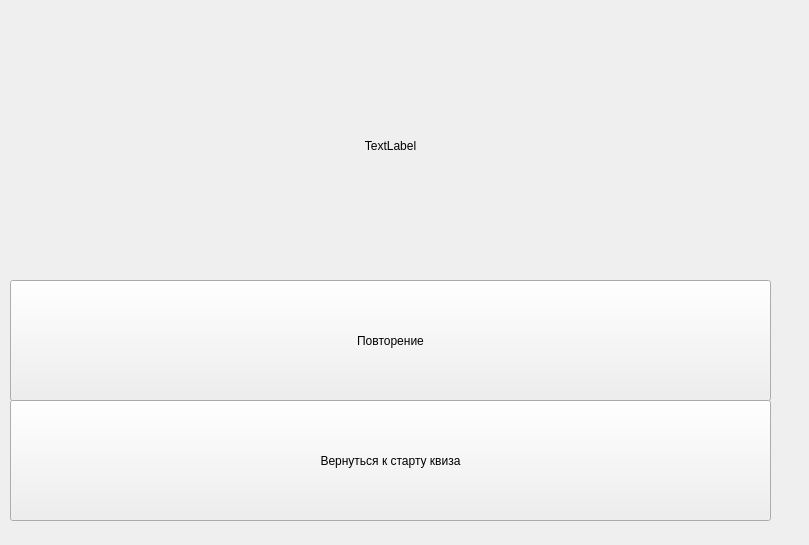
Old version of the form resultquizwidget.ui in the repository sinfillo/SpeakSavvy.
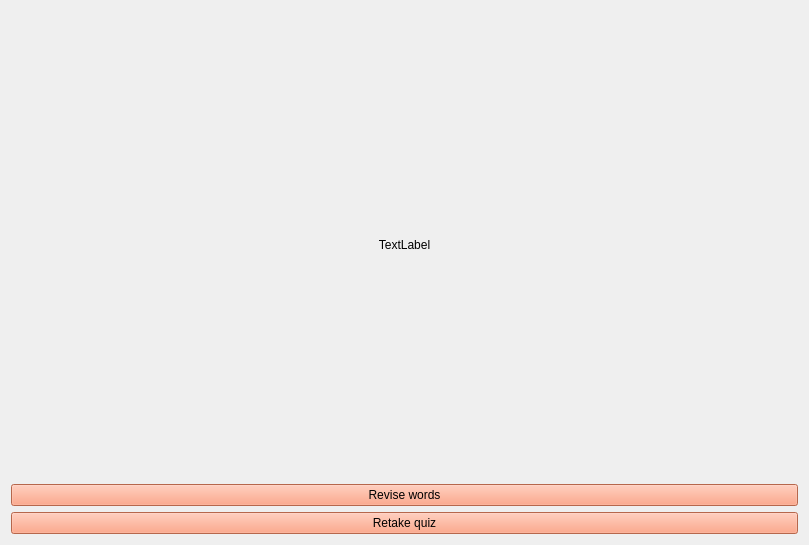
New version of the form.

Commit message: words fom db + revision widget + some changes in ui

```diff
--- a/resultquizwidget.ui
+++ b/resultquizwidget.ui
@@ -13,28 +13,9 @@
   <property name="windowTitle">
    <string>Form</string>
   </property>
-  <widget class="QPushButton" name="backToStartButton">
-   <property name="geometry">
-    <rect>
-     <x>10</x>
-     <y>400</y>
-     <width>761</width>
-     <height>121</height>
-    </rect>
-   </property>
-   <property name="text">
-    <string>Вернуться к старту квиза</string>
-   </property>
-  </widget>
+  <layout class="QVBoxLayout" name="verticalLayout">
+   <item>
   <widget class="QLabel" name="resultTextLabel">
-   <property name="geometry">
-    <rect>
-     <x>20</x>
-     <y>20</y>
-     <width>741</width>
-     <height>251</height>
-    </rect>
-   </property>
    <property name="styleSheet">
     <string notr="true">font: 36pt &quot;Academy Engraved LET&quot;;</string>
    </property>
@@ -45,19 +26,30 @@
     <set>Qt::AlignCenter</set>
    </property>
   </widget>
+   </item>
+   <item>
   <widget class="QPushButton" name="repeatButton">
-   <property name="geometry">
-    <rect>
-     <x>10</x>
-     <y>280</y>
-     <width>761</width>
-     <height>121</height>
-    </rect>
+     <property name="styleSheet">
+      <string notr="true">background-color: rgb(255, 144, 106);
+font: 20pt &quot;PT Mono&quot;;</string>
    </property>
    <property name="text">
-    <string>Повторение</string>
-   </property>
-  </widget>
+      <string>Revise words</string>
+     </property>
+    </widget>
+   </item>
+   <item>
+    <widget class="QPushButton" name="backToStartButton">
+     <property name="styleSheet">
+      <string notr="true">background-color: rgb(255, 144, 106);
+font: 20pt &quot;PT Mono&quot;;</string>
+     </property>
+     <property name="text">
+      <string>Retake quiz</string>
+     </property>
+    </widget>
+   </item>
+  </layout>
  </widget>
  <resources/>
  <connections/>
```
Left out of the diff: 2 changed lines with no effect on the pictures. Lines whose indentation alone changed are shown as unchanged. The commit also changes 40 other files.
